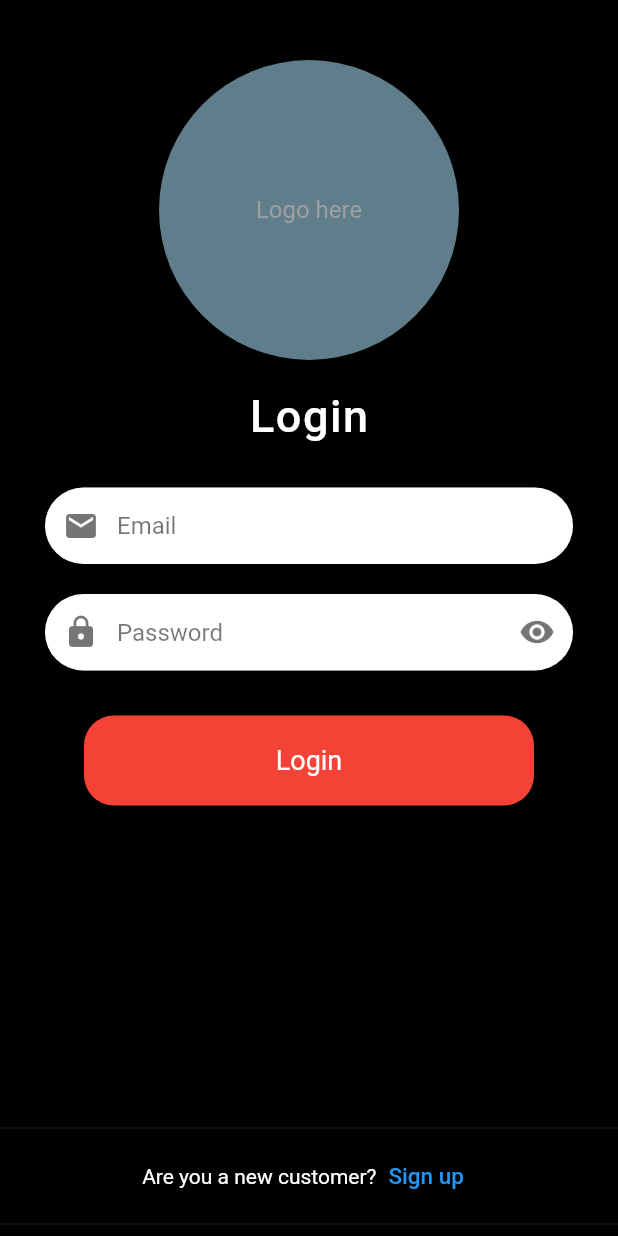
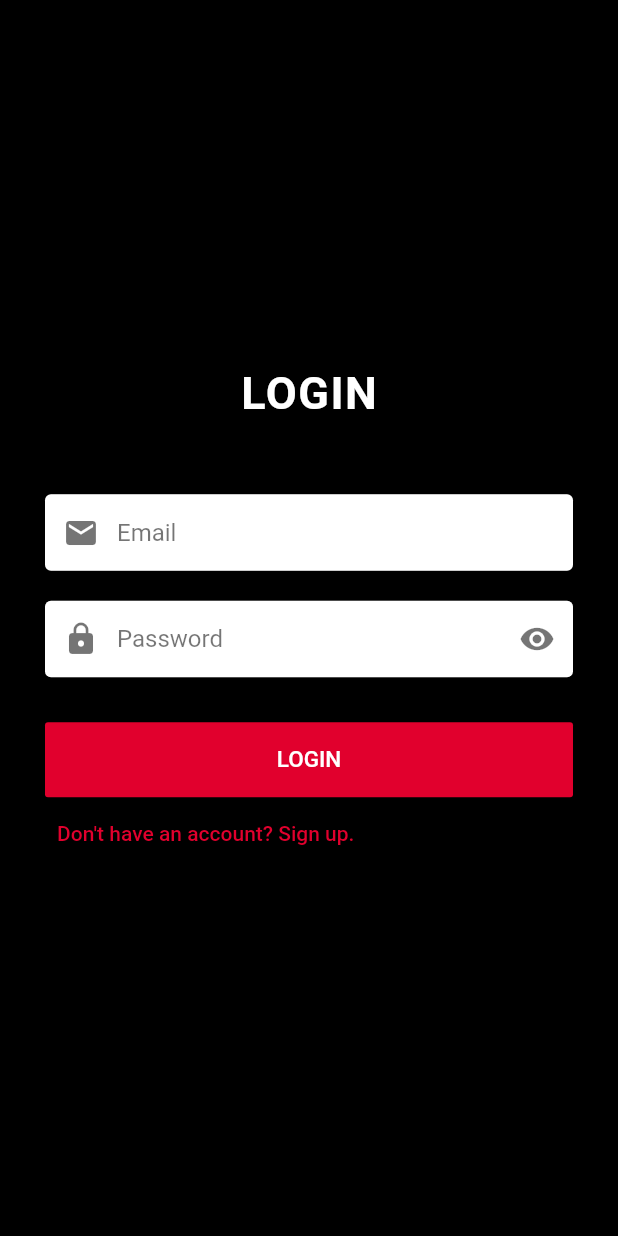
Before and after one commit to mihirdaka/binarynumbers, a Flutter app: the HomePage screen opened directly, in the side drawer, after a tap on "Logout", on a phone screen of 412 x 824 dp. Run offline on Flutter 3.47's test engine with Material 2 defaults, Android fonts, the phone set to English and light mode, and no system bars; our stand-ins replace firebase_auth, firebase_core; missing offline and left inert: dart:ffi; accounts and stored records are empty; network calls fail.

Commit message:
final changes

```diff
--- a/lib/Auth/login.dart
+++ b/lib/Auth/login.dart
@@ -95,41 +95,26 @@ class _LoginPageState extends State<LoginPage> {
           child: Container(
               // color: Colors.black,
               child: Column(
-            mainAxisAlignment: MainAxisAlignment.spaceBetween,
+            mainAxisAlignment: MainAxisAlignment.center,
             children: [
               Column(
                 //mainAxisAlignment: MainAxisAlignment.center,
                 children: [
-                  SizedBox(
-                    height: 40.0,
-                  ),
-                  CircleAvatar(
-                    radius: 100,
-                    backgroundColor: Colors.blueGrey,
-                    child: Text("Logo here"),
-                  ),
-                  SizedBox(
-                    height: 20.0,
-                  ),
                   Text(
-                    "Login",
+                    "LOGIN",
                     style: TextStyle(
                         fontSize: 30,
                         color: Colors.white,
-                        fontWeight: FontWeight.w500,
+                        fontWeight: FontWeight.bold,
                         letterSpacing: 1.0),
                   ),
                   Form(
                     key: _loginKey,
                     child: Column(
-                      //mainAxisAlignment: MainAxisAlignment.center,
                       children: [
                         Card(
-                          margin: EdgeInsets.only(left: 30, right: 30, top: 30),
+                          margin: EdgeInsets.only(left: 30, right: 30, top: 50),
                           elevation: 11,
-                          shape: RoundedRectangleBorder(
-                              borderRadius:
-                                  BorderRadius.all(Radius.circular(40))),
                           child: TextFormField(
                             style: TextStyle(color: Colors.black87),
                             controller: _emailAddress,
@@ -144,12 +129,8 @@ class _LoginPageState extends State<LoginPage> {
                                 hintStyle: TextStyle(color: Colors.black54),
                                 filled: true,
                                 fillColor: Colors.white,
-
-
                                 border: OutlineInputBorder(
                                   borderSide: BorderSide.none,
-                                  borderRadius:
-                                      BorderRadius.all(Radius.circular(40.0)),
                                 ),
                                 contentPadding: EdgeInsets.symmetric(
                                     horizontal: 20.0, vertical: 16.0)),
@@ -158,17 +139,11 @@ class _LoginPageState extends State<LoginPage> {
                         Card(
                           margin: EdgeInsets.only(left: 30, right: 30, top: 20),
                           elevation: 11,
-                          shape: RoundedRectangleBorder(
-                              borderRadius:
-                                  BorderRadius.all(Radius.circular(40))),
                           child: TextFormField(
                             controller: _password,
-                            //  validator: passwordValidator,
                             obscureText: _hidePassword,
                             style: TextStyle(color: Colors.black87),
-
                             decoration: InputDecoration(
-
                                 prefixIcon: Icon(
                                   Icons.lock,
                                   color: Colors.black54,
@@ -188,11 +163,8 @@ class _LoginPageState extends State<LoginPage> {
                                 ),
                                 filled: true,
                                 fillColor: Colors.white,
-
                                 border: OutlineInputBorder(
                                   borderSide: BorderSide.none,
-                                  borderRadius:
-                                      BorderRadius.all(Radius.circular(40.0)),
                                 ),
                                 contentPadding: EdgeInsets.symmetric(
                                     horizontal: 20.0, vertical: 16.0)),
@@ -201,47 +173,38 @@ class _LoginPageState extends State<LoginPage> {
                         SizedBox(
                           height: 30.0,
                         ),
-                        InkWell(
-                          onTap: () {
+                        Padding(
+                          padding: const EdgeInsets.fromLTRB(30, 0, 30, 0),
+                          child: MaterialButton(
+                            onPressed: () {
                               logIn();
                             },
-                          child: Container(
-                            width: 300,
-                            height: 60,
-                            decoration: BoxDecoration(
-                                color: Colors.red,
-                                borderRadius:
-                                    BorderRadius.all(Radius.circular(20.0))),
-                            //margin: EdgeInsets.symmetric(horizontal: 25.0),
+                            height: 50,
+                            color: Color.fromRGBO(250, 0, 50, 0.9),
                             child: Center(
                               child: isLoading
                                   ? CircularProgressIndicator(
                                       color: Colors.white,
                                     )
-                                  : Text("Login",
+                                  : Text("LOGIN",
                                       style: TextStyle(
-                                          color: Colors.white, fontSize: 18.0)),
+                                          color: Colors.white, fontSize: 15.0)),
                             ),
                           ),
                         ),
-                        SizedBox(
-                          height: 20.0,
-                        ),
+
                       ],
                     ),
                   ),
                 ],
               ),
-              Column(
+              Padding(
+
+                padding: const EdgeInsets.fromLTRB(30, 0, 0, 0),
+                child:
+                    Row(
+                      mainAxisAlignment: MainAxisAlignment.start,
                       children: [
-                  Divider(),
-                  Row(
-                    mainAxisAlignment: MainAxisAlignment.center,
-                    children: [
-                      Text(
-                        "Are you a new customer?",
-                        style: TextStyle(fontSize: 14, color: Colors.white),
-                      ),
                         TextButton(
                           onPressed: () {
                             Navigator.push(
@@ -250,14 +213,15 @@ class _LoginPageState extends State<LoginPage> {
                                     builder: (context) => SignupPage()));
                           },
                           child: Text(
-                            "Sign up",
-                            style: TextStyle(fontSize: 15),
-                          ))
-                    ],
+                            "Don't have an account? Sign up.",
+                            style: TextStyle(
+                                fontSize: 14, color: Color.fromRGBO(250, 0, 50, 0.9)),
                           ),
-                  Divider(),
+                        ),
                       ],
                     )
+
+              ),
             ],
           )),
         ));
--- a/lib/Screens/homepage.dart
+++ b/lib/Screens/homepage.dart
@@ -89,7 +89,7 @@ class _HomePageState extends State<HomePage> {
   Widget button2() {
     return Flexible(
       child: Container(
-        padding: EdgeInsets.fromLTRB(15, 30, 0, 0),
+        padding: EdgeInsets.fromLTRB(15, 45, 0, 0),
         width: MediaQuery.of(context).size.width,
         child: SingleChildScrollView(
           child: Column(
@@ -103,7 +103,13 @@ class _HomePageState extends State<HomePage> {
                     fontSize: 25,
                     fontWeight: FontWeight.bold),
               ),
-              Container(height: 300, child: horizontalList('NEW')),
+              SizedBox(
+                height: 15,
+              ),
+              Container(height: 275, child: horizontalList('NEW')),
+              SizedBox(
+                height: 15,
+              ),
               Text(
                 'POPULAR',
                 style: TextStyle(
@@ -111,7 +117,13 @@ class _HomePageState extends State<HomePage> {
                     fontSize: 25,
                     fontWeight: FontWeight.bold),
               ),
-              Container(height: 300, child: horizontalList('POPULAR')),
+              SizedBox(
+                height: 15,
+              ),
+              Container(height: 275, child: horizontalList('POPULAR')),
+              SizedBox(
+                height: 15,
+              ),
               Text(
                 'TRENDING',
                 style: TextStyle(
@@ -119,7 +131,10 @@ class _HomePageState extends State<HomePage> {
                     fontSize: 25,
                     fontWeight: FontWeight.bold),
               ),
-              Container(height: 300, child: horizontalList('TRENDING')),
+              SizedBox(
+                height: 15,
+              ),
+              Container(height: 275, child: horizontalList('TRENDING')),
             ],
           ),
         ),
@@ -129,8 +144,7 @@ class _HomePageState extends State<HomePage> {
 
   Widget horizontalList(String tag) {
     return new Container(
-      //   margin: EdgeInsets.symmetric(vertical: 10),
-      height: 300.0,
+      height: 275.0,
       child: FutureBuilder<Post>(
         future: post,
         builder: (context, abc) {
@@ -150,7 +164,7 @@ class _HomePageState extends State<HomePage> {
                                     Movie_Detail(abc.data!.data[i])));
                       },
                       child: Stack(
-                        alignment: Alignment.center,
+                        alignment: Alignment.topCenter,
                         children: [
                           Container(
                             width: 160,
@@ -165,16 +179,16 @@ class _HomePageState extends State<HomePage> {
                             ),
                           ),
                           Positioned(
-                              top: 262,
+                              top: 237,
                               child: Container(
-                                width: 65,
-                                height: 23,
-                                color: Color.fromRGBO(2, 222, 22, 1),
+                                width: 55,
+                                height: 26,
+                                color: Color.fromRGBO(0, 180, 0, 1),
                                 child: Center(
                                     child: Text(
                                   '$tag',
                                   style: TextStyle(
-                                      fontSize: tag != 'NEW' ? 13 : 18,
+                                      fontSize: tag != 'NEW' ? 11 : 14,
                                       color: Colors.white,
                                       fontWeight: FontWeight.bold),
                                 )),
@@ -210,9 +224,11 @@ class _HomePageState extends State<HomePage> {
         child: Column(
           children: [
             Row(
-              mainAxisAlignment: MainAxisAlignment.spaceAround,
+              mainAxisAlignment: MainAxisAlignment.spaceBetween,
               children: [
-                Row(children: [
+                Padding(
+                  padding: const EdgeInsets.fromLTRB(20, 0, 0, 0),
+                  child: Row(children: [
                     CircleAvatar(
                       radius: 40,
                       backgroundColor: Colors.blueGrey,
@@ -228,14 +244,16 @@ class _HomePageState extends State<HomePage> {
                             fontSize: 20,
                             fontWeight: FontWeight.bold)),
                   ]),
-                Container(
-                  width: 100,
+                ),
+                Align(
+                  alignment: Alignment.centerRight,
+                  child: Container(
+                    width: 130,
                     height: 40,
                     child: TextFormField(
-
+                      style: TextStyle(color: Colors.grey),
                       decoration: InputDecoration(
                         hintText: 'Search',
-
                         enabledBorder: new UnderlineInputBorder(
                             borderSide: new BorderSide(
                                 color: Color.fromRGBO(23, 23, 23, 1))),
@@ -244,11 +262,13 @@ class _HomePageState extends State<HomePage> {
                           color: Colors.grey,
                         ),
                         hintStyle: TextStyle(
-                          color: Colors.white,
-                          //fontSize: 15
+                          color: Colors.grey,
+                          //fontSize: 16
                         ),
+                        border: InputBorder.none,
                         filled: true,
                         fillColor: Color.fromRGBO(23, 23, 23, 1),
+                      ),
                     ),
                   ),
                 ),
@@ -261,6 +281,14 @@ class _HomePageState extends State<HomePage> {
               mainAxisAlignment: MainAxisAlignment.spaceAround,
               children: [
                 Container(
+                    decoration: BoxDecoration(boxShadow: [
+                      BoxShadow(
+                        color: selbutton1
+                            ? Color.fromRGBO(242, 0, 74, 0.9)
+                            : Colors.transparent,
+                        blurRadius: selbutton1 ? 20.0 : 0,
+                      ),
+                    ]),
                     height: selbutton1 ? 45 : 35,
                     width: selbutton1 ? 120 : 90,
                     child: RaisedButton(
@@ -281,10 +309,19 @@ class _HomePageState extends State<HomePage> {
                       },
                       child: Text(
                         'Movies',
-                        style: TextStyle(color: Colors.white),
+                        style: TextStyle(
+                            color: selbutton1 ? Colors.white : Colors.grey),
                       ),
                     )),
                 Container(
+                    decoration: BoxDecoration(boxShadow: [
+                      BoxShadow(
+                        color: selbutton2
+                            ? Color.fromRGBO(242, 0, 74, 0.9)
+                            : Colors.transparent,
+                        blurRadius: selbutton2 ? 20.0 : 0,
+                      ),
+                    ]),
                     height: selbutton2 ? 45 : 35,
                     width: selbutton2 ? 120 : 90,
                     child: RaisedButton(
@@ -305,10 +342,19 @@ class _HomePageState extends State<HomePage> {
                       },
                       child: Text(
                         'Shows',
-                        style: TextStyle(color: Colors.white),
+                        style: TextStyle(
+                            color: selbutton2 ? Colors.white : Colors.grey),
                       ),
                     )),
                 Container(
+                    decoration: BoxDecoration(boxShadow: [
+                      BoxShadow(
+                        color: selbutton3
+                            ? Color.fromRGBO(242, 0, 74, 0.9)
+                            : Colors.transparent,
+                        blurRadius: selbutton3 ? 20.0 : 0,
+                      ),
+                    ]),
                     height: selbutton3 ? 45 : 35,
                     width: selbutton3 ? 120 : 90,
                     child: RaisedButton(
@@ -322,7 +368,6 @@ class _HomePageState extends State<HomePage> {
                         // FirebaseAuth.instance.signOut();
                         setState(() {
                           selectedButton = 3;
-
                           selbutton3 = true;
                           selbutton2 = false;
                           selbutton1 = false;
@@ -330,7 +375,8 @@ class _HomePageState extends State<HomePage> {
                       },
                       child: Text(
                         'Music',
-                        style: TextStyle(color: Colors.white),
+                        style: TextStyle(
+                            color: selbutton3 ? Colors.white : Colors.grey),
                       ),
                     ))
               ],
@@ -388,11 +434,9 @@ class _HomePageState extends State<HomePage> {
   int _selectedIndex = 0;
 
   void _onItemTapped(int index) {
-
     if (index == 3) {
-
       _key.currentState!.openEndDrawer();
-    }else{
+    } else {
       setState(() {
         _selectedIndex = index;
       });
```
Also changed, not shown: lib/Auth/signup.dart (+40 -69 lines), lib/Auth/authservices.dart (deleted). Lines whose indentation alone changed are shown as unchanged.
